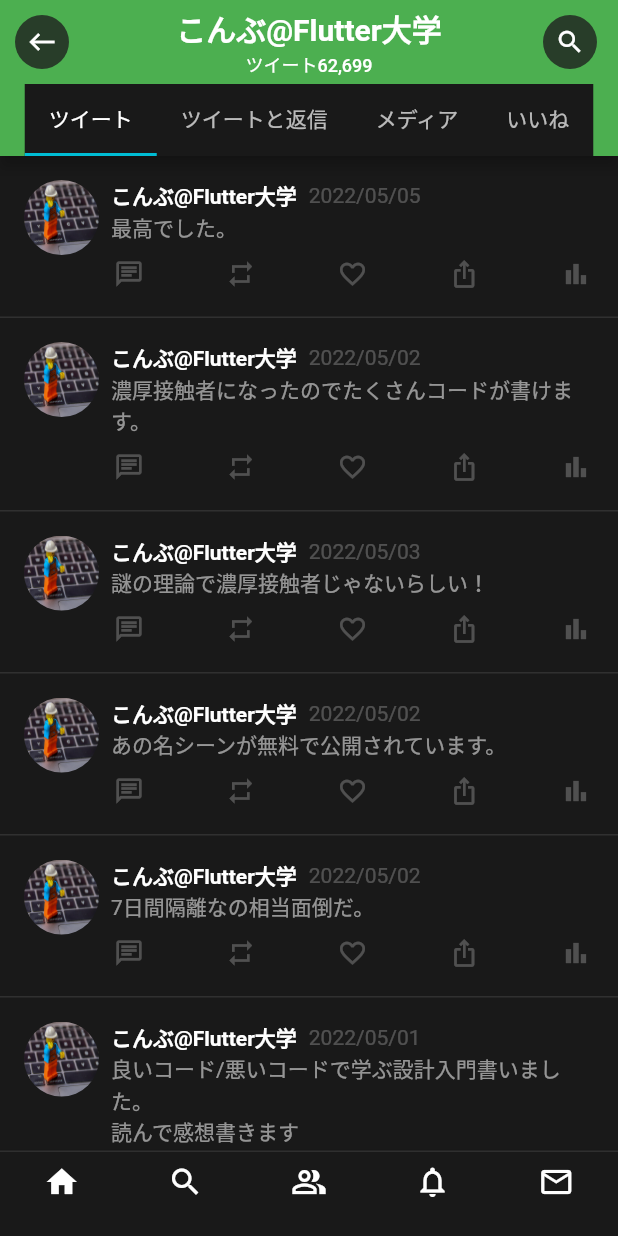
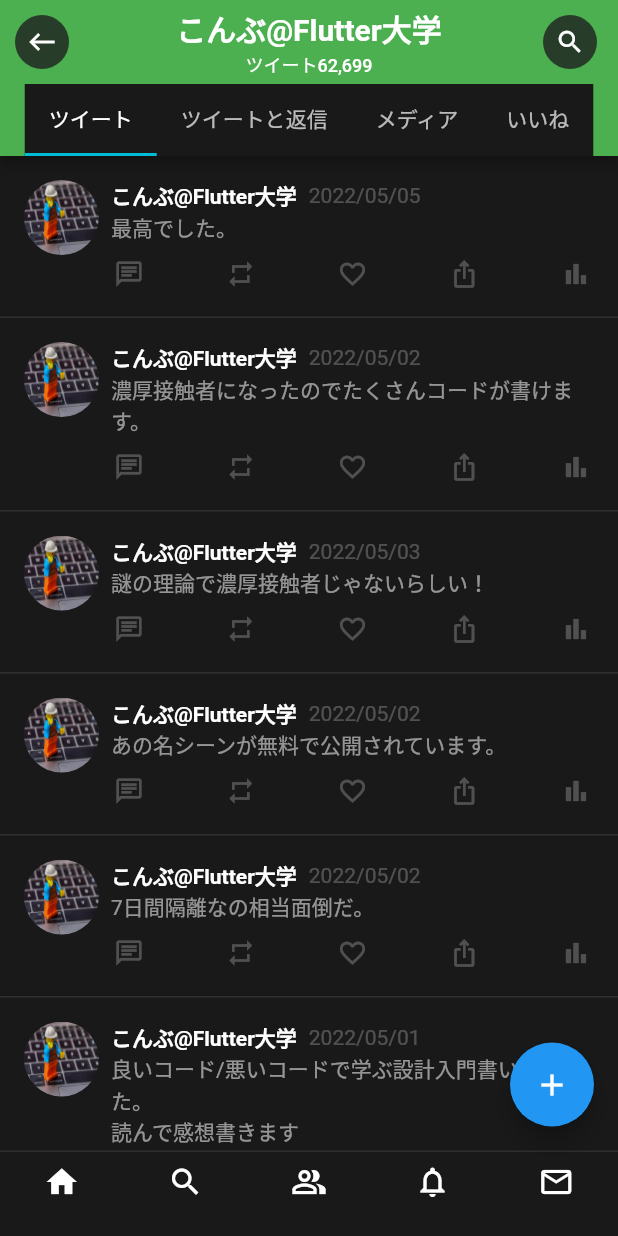
Before and after one commit to imakyo97/FlutterStudy, a Flutter app: the screen it shows after launch, on a phone screen of 412 x 824 dp. Run offline on Flutter 3.47's test engine with Material 2 defaults, Android fonts, the phone set to English and light mode, and no system bars.

Commit message:
addボタンを追加

```diff
--- a/twitter_ui/lib/main.dart
+++ b/twitter_ui/lib/main.dart
@@ -101,6 +101,11 @@ class MyTwitterPage extends StatelessWidget {
           ],
         ),
         bottomNavigationBar: const TwitterBottomNavigationBar(),
+        floatingActionButton: FloatingActionButton(
+          backgroundColor: Colors.blue,
+          onPressed: () {},
+          child: const Icon(Icons.add),
+        ),
       ),
     );
   }
```
